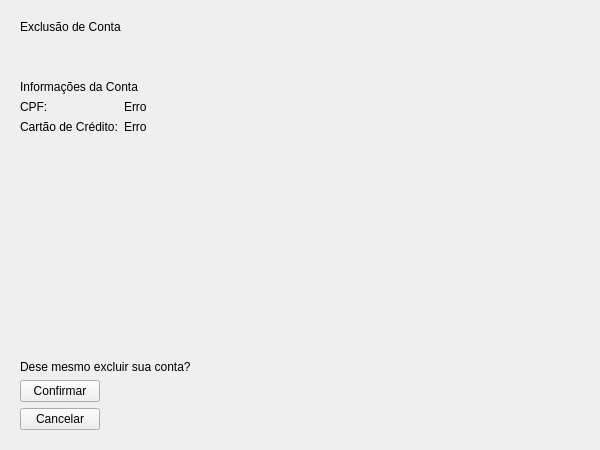
Old version of the form sistema usando qt/Sistema_Ingressos/telausuario.ui in the repository Casterzz/Sistema-ingressos.
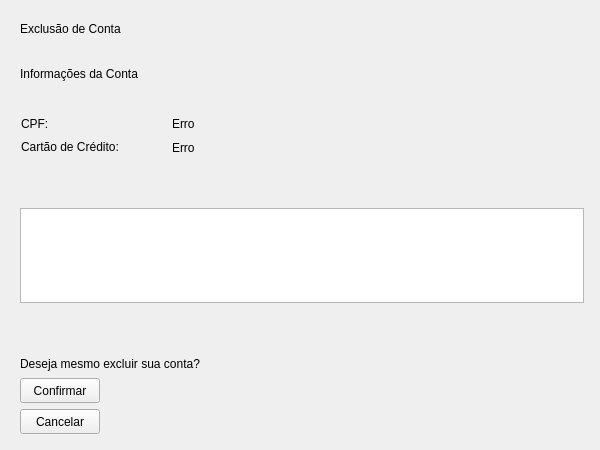
New version of the form. The open tabs and pages were chosen to show the change.

Commit message: Implementado até excluir conta

What changed in the file:
```diff
--- a/sistema usando qt/Sistema_Ingressos/telausuario.ui
+++ b/sistema usando qt/Sistema_Ingressos/telausuario.ui
@@ -290,9 +290,15 @@
       </layout>
      </widget>
      <widget class="QWidget" name="exclusao">
-      <layout class="QVBoxLayout" name="verticalLayout_4">
-       <item>
         <widget class="QLabel" name="label_14">
+       <property name="geometry">
+        <rect>
+         <x>9</x>
+         <y>9</y>
+         <width>124</width>
+         <height>17</height>
+        </rect>
+       </property>
          <property name="sizePolicy">
           <sizepolicy hsizetype="Preferred" vsizetype="Maximum">
            <horstretch>0</horstretch>
@@ -303,25 +309,15 @@
           <string>Exclusão de Conta</string>
          </property>
         </widget>
-       </item>
-       <item>
-        <spacer name="verticalSpacer_3">
-         <property name="orientation">
-          <enum>Qt::Vertical</enum>
-         </property>
-         <property name="sizeType">
-          <enum>QSizePolicy::Maximum</enum>
-         </property>
-         <property name="sizeHint" stdset="0">
-          <size>
-           <width>20</width>
-           <height>40</height>
-          </size>
-         </property>
-        </spacer>
-       </item>
-       <item>
         <widget class="QLabel" name="label_9">
+       <property name="geometry">
+        <rect>
+         <x>9</x>
+         <y>54</y>
+         <width>149</width>
+         <height>17</height>
+        </rect>
+       </property>
          <property name="sizePolicy">
           <sizepolicy hsizetype="Preferred" vsizetype="Maximum">
            <horstretch>0</horstretch>
@@ -332,41 +328,15 @@
           <string>Informações da Conta</string>
          </property>
         </widget>
-       </item>
-       <item>
-        <layout class="QFormLayout" name="formLayout_4">
-         <item row="0" column="0">
-          <widget class="QLabel" name="label_10">
-           <property name="text">
-            <string>CPF:</string>
-           </property>
-          </widget>
-         </item>
-         <item row="1" column="0">
-          <widget class="QLabel" name="label_11">
-           <property name="text">
-            <string>Cartão de Crédito:</string>
-           </property>
-          </widget>
-         </item>
-         <item row="0" column="1">
-          <widget class="QLabel" name="campoCPF_exclusao">
-           <property name="text">
-            <string>Erro</string>
-           </property>
-          </widget>
-         </item>
-         <item row="1" column="1">
-          <widget class="QLabel" name="campoCartao_exclusao">
-           <property name="text">
-            <string>Erro</string>
-           </property>
-          </widget>
-         </item>
-        </layout>
-       </item>
-       <item>
         <widget class="QLabel" name="label_8">
+       <property name="geometry">
+        <rect>
+         <x>9</x>
+         <y>344</y>
+         <width>210</width>
+         <height>17</height>
+        </rect>
+       </property>
          <property name="sizePolicy">
           <sizepolicy hsizetype="Preferred" vsizetype="Maximum">
            <horstretch>0</horstretch>
@@ -374,12 +344,18 @@
           </sizepolicy>
          </property>
          <property name="text">
-          <string>Dese mesmo excluir sua conta?</string>
-         </property>
-        </widget>
-       </item>
-       <item>
+        <string>Deseja mesmo excluir sua conta?</string>
+       </property>
+      </widget>
         <widget class="QPushButton" name="confirmar_exclusao">
+       <property name="geometry">
+        <rect>
+         <x>9</x>
+         <y>367</y>
+         <width>80</width>
+         <height>25</height>
+        </rect>
+       </property>
          <property name="sizePolicy">
           <sizepolicy hsizetype="Maximum" vsizetype="Maximum">
            <horstretch>0</horstretch>
@@ -390,9 +366,15 @@
           <string>Confirmar</string>
          </property>
         </widget>
-       </item>
-       <item>
         <widget class="QPushButton" name="cancelar_exclusao">
+       <property name="geometry">
+        <rect>
+         <x>9</x>
+         <y>398</y>
+         <width>80</width>
+         <height>25</height>
+        </rect>
+       </property>
          <property name="sizePolicy">
           <sizepolicy hsizetype="Maximum" vsizetype="Maximum">
            <horstretch>0</horstretch>
@@ -403,8 +385,74 @@
           <string>Cancelar</string>
          </property>
         </widget>
-       </item>
-      </layout>
+      <widget class="QTextBrowser" name="infobox_excluir">
+       <property name="geometry">
+        <rect>
+         <x>9</x>
+         <y>197</y>
+         <width>564</width>
+         <height>95</height>
+        </rect>
+       </property>
+       <property name="sizePolicy">
+        <sizepolicy hsizetype="Expanding" vsizetype="Maximum">
+         <horstretch>0</horstretch>
+         <verstretch>0</verstretch>
+        </sizepolicy>
+       </property>
+      </widget>
+      <widget class="QLabel" name="label_10">
+       <property name="geometry">
+        <rect>
+         <x>10</x>
+         <y>104</y>
+         <width>30</width>
+         <height>17</height>
+        </rect>
+       </property>
+       <property name="text">
+        <string>CPF:</string>
+       </property>
+      </widget>
+      <widget class="QLabel" name="label_11">
+       <property name="geometry">
+        <rect>
+         <x>10</x>
+         <y>127</y>
+         <width>125</width>
+         <height>17</height>
+        </rect>
+       </property>
+       <property name="text">
+        <string>Cartão de Crédito:</string>
+       </property>
+      </widget>
+      <widget class="QWidget" name="">
+       <property name="geometry">
+        <rect>
+         <x>161</x>
+         <y>104</y>
+         <width>231</width>
+         <height>42</height>
+        </rect>
+       </property>
+       <layout class="QGridLayout" name="gridLayout">
+        <item row="0" column="0">
+         <widget class="QLabel" name="campoCPF_exclusao">
+          <property name="text">
+           <string>Erro</string>
+          </property>
+         </widget>
+        </item>
+        <item row="1" column="0">
+         <widget class="QLabel" name="campoCartao_exclusao">
+          <property name="text">
+           <string>Erro</string>
+          </property>
+         </widget>
+        </item>
+       </layout>
+      </widget>
      </widget>
      <widget class="QWidget" name="dados">
       <widget class="QLabel" name="label_12">
```
Left out of the diff: 6 changed lines with no effect on the pictures. Lines whose indentation alone changed are shown as unchanged. The commit also changes 20 other files.
